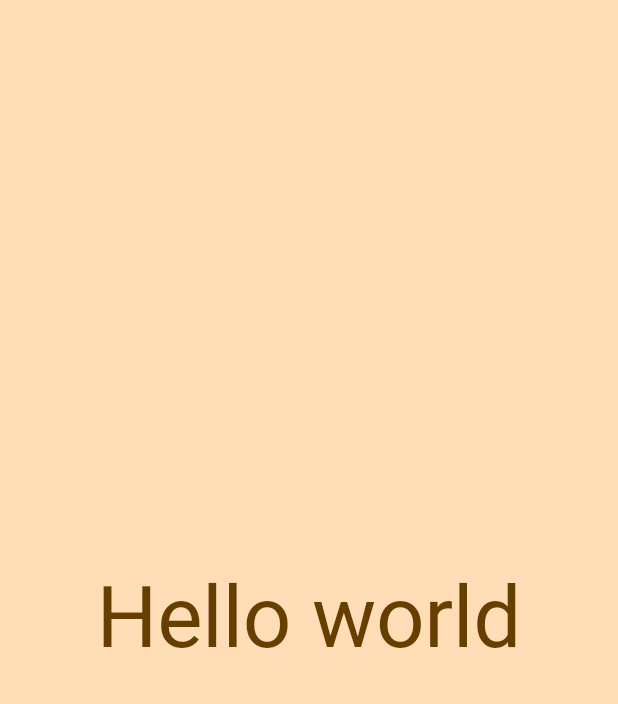
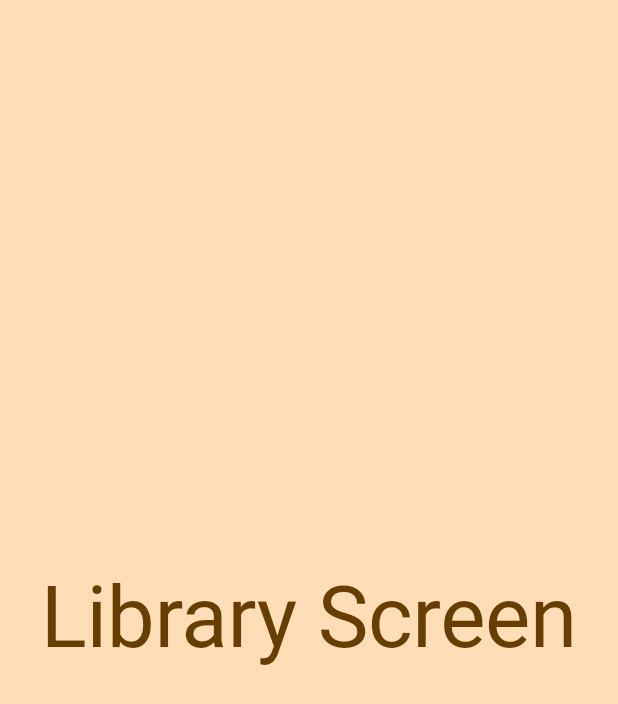
Before and after one commit to SDC-Consulting-BE/sfds, a Flutter app: the screen it shows after launch, on a phone screen of 412 x 824 dp. Shown: the top 704 px of the screen. Run offline on Flutter 3.47's test engine with Material 3 defaults, Android fonts, the phone set to English and light mode, and no system bars; our stand-ins replace go_router.

Commit message:
Setup routing (including deep linking and url strategy) for component library

```diff
--- a/component_library/lib/app/home_screen.dart
+++ b/component_library/lib/app/library/card/card_library_screen.dart
@@ -1,8 +1,8 @@
 import "package:flutter/material.dart";
 import "package:sfds/theme.dart";
 
-class HomeScreen extends StatelessWidget {
-  const HomeScreen({super.key});
+class CardLibraryScreen extends StatelessWidget {
+  const CardLibraryScreen({super.key});
 
   @override
   Widget build(BuildContext context) {
@@ -14,7 +14,7 @@ class HomeScreen extends StatelessWidget {
       ),
       child: Center(
         child: Text(
-          "Hello world",
+          "Card Screen",
           style: theme.textTheme.displayLarge!.copyWith(color: themeExtension.warning.onContainer),
         ),
       ),
--- /dev/null
+++ b/component_library/lib/app/library/library_screen.dart
@@ -0,0 +1,23 @@
+import "package:flutter/material.dart";
+import "package:sfds/theme.dart";
+
+class LibraryScreen extends StatelessWidget {
+  const LibraryScreen({super.key});
+
+  @override
+  Widget build(BuildContext context) {
+    var theme = Theme.of(context);
+    var themeExtension = theme.extension<ColorSchemeExtension>()!;
+    return DecoratedBox(
+      decoration: BoxDecoration(
+        color: themeExtension.warning.container,
+      ),
+      child: Center(
+        child: Text(
+          "Library Screen",
+          style: theme.textTheme.displayLarge!.copyWith(color: themeExtension.warning.onContainer),
+        ),
+      ),
+    );
+  }
+}
--- /dev/null
+++ b/component_library/lib/app_routes.dart
@@ -0,0 +1,25 @@
+import "package:component_library/app/library/button/button_library_screen.dart";
+import "package:component_library/app/library/card/card_library_screen.dart";
+import "package:component_library/app/library/library_screen.dart";
+import "package:go_router/go_router.dart";
+
+const routeHome = "/";
+
+const routeLibrary = "/library";
+const routeLibraryButtons = "/buttons";
+const routeLibraryCards = "/cards";
+
+final router = GoRouter(
+  initialLocation: routeHome,
+  routes: [
+    GoRoute(path: routeHome, redirect: (_, _) => routeLibrary),
+    GoRoute(
+      path: routeLibrary,
+      builder: (_, _) => const LibraryScreen(),
+      routes: [
+        GoRoute(path: routeLibraryButtons, builder: (_, _) => const ButtonLibraryScreen()),
+        GoRoute(path: routeLibraryCards, builder: (_, _) => const CardLibraryScreen()),
+      ],
+    ),
+  ],
+);
--- a/component_library/lib/main.dart
+++ b/component_library/lib/main.dart
@@ -1,9 +1,11 @@
-import "package:component_library/app/home_screen.dart";
 import "package:component_library/app_color_scheme.dart";
+import "package:component_library/app_routes.dart";
 import "package:flutter/material.dart";
+import "package:flutter_web_plugins/flutter_web_plugins.dart";
 import "package:sfds/theme.dart";
 
 void main() {
+  usePathUrlStrategy();
   runApp(const MyApp());
 }
 
@@ -13,12 +15,12 @@ class MyApp extends StatelessWidget {
   });
 
   @override
-  Widget build(BuildContext context) => MaterialApp(
+  Widget build(BuildContext context) => MaterialApp.router(
     debugShowCheckedModeBanner: false,
     title: "SFDS Component Library",
     themeMode: ThemeMode.system,
     theme: theme(light()),
     darkTheme: theme(dark()),
-    home: const HomeScreen(),
+    routerConfig: router,
   );
 }
--- a/component_library/pubspec.yaml
+++ b/component_library/pubspec.yaml
@@ -10,8 +10,11 @@ environment:
 dependencies:
   flutter:
     sdk: flutter
+  flutter_web_plugins:
+    sdk: flutter
   sfds:
     path: ../
+  go_router: ^15.2.4
 
 dev_dependencies:
   flutter_test:
```
Also changed, not shown: component_library/lib/app/library/button/button_library_screen.dart (added, +23 -0 lines).
